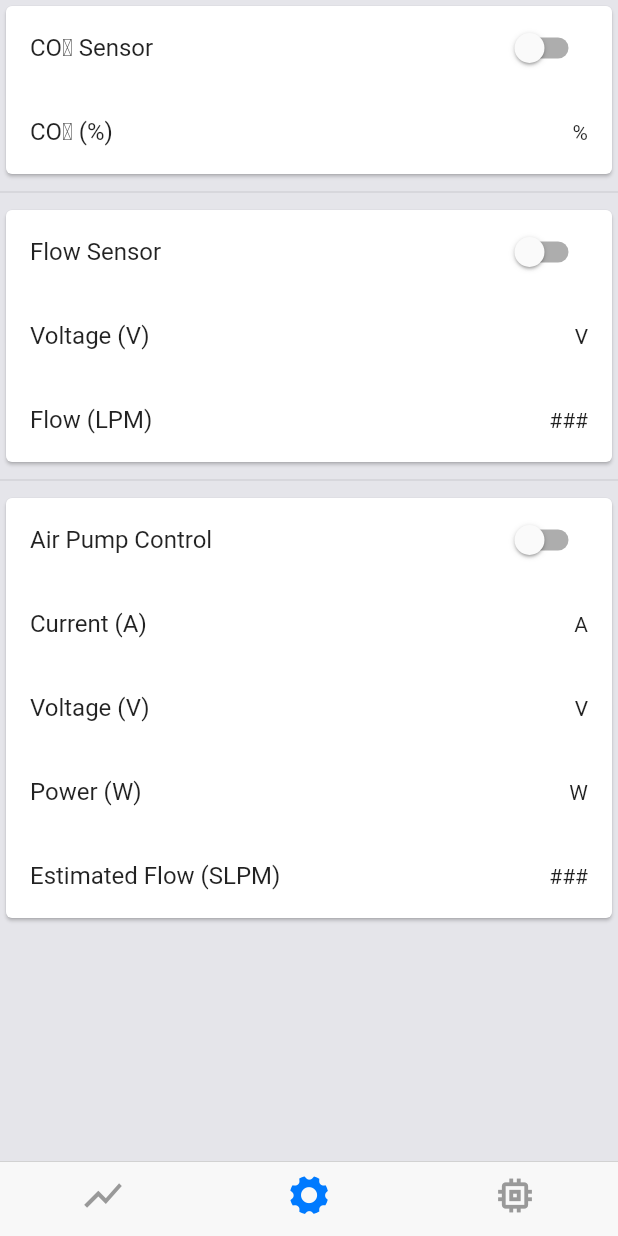
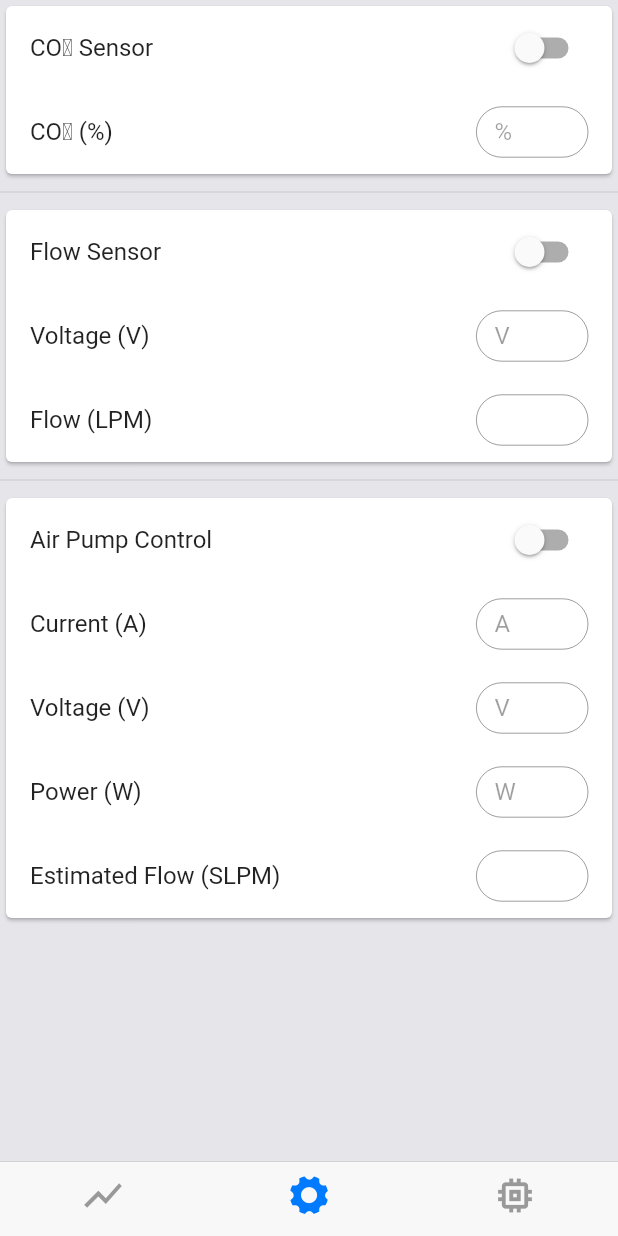
Before and after one commit to philspan/artificial_lung, a Flutter app: the screen it shows after launch, on a phone screen of 412 x 824 dp. Run offline on Flutter 3.47's test engine with Material 2 defaults, Android fonts, the phone set to English and light mode, and no system bars; our stand-ins replace curved_navigation_bar, flutter_blue, get_it; missing offline and left inert: bezier_chart.

Commit message:
modified UI for settings menu for cleaner posting of values

```diff
--- a/lib/co2.dart
+++ b/lib/co2.dart
@@ -38,7 +38,21 @@ class _CO2SensorScreenState extends State<CO2SensorScreen> {
                 ),
                 ListTile(
                   title: Text("CO\u2082 (%)"),
-                    trailing: Text("%"),
+                  trailing: FractionallySizedBox(
+                    widthFactor: .2,
+                    heightFactor: .6,
+                    child: TextField(
+                      enabled: false,
+                      decoration: InputDecoration(
+                        labelText: "%",
+                        border: OutlineInputBorder(
+                          borderRadius: BorderRadius.circular(25.0),
+                          borderSide: BorderSide(),
+                        ),
+                      ),
+                      keyboardType: TextInputType.numberWithOptions(),
+                    ),
+                  ),
                 ),
               ],
             ),
@@ -60,11 +74,38 @@ class _CO2SensorScreenState extends State<CO2SensorScreen> {
                 ),
                 ListTile(
                   title: Text("Voltage (V)"),
-                    trailing: Text(" V"),
+                  trailing: FractionallySizedBox(
+                    widthFactor: .2,
+                    heightFactor: .6,
+                    child: TextField(
+                      enabled: false,
+                      decoration: InputDecoration(
+                        labelText: "V",
+                        border: OutlineInputBorder(
+                          borderRadius: BorderRadius.circular(25.0),
+                          borderSide: BorderSide(),
+                        ),
+                      ),
+                      keyboardType: TextInputType.numberWithOptions(),
+                    ),
+                  ),
                 ),
                 ListTile(
                   title: Text("Flow (LPM)"),
-                    trailing: Text("###"),
+                  trailing: FractionallySizedBox(
+                    widthFactor: .2,
+                    heightFactor: .6,
+                    child: TextField(
+                      enabled: false,
+                      decoration: InputDecoration(
+                        border: OutlineInputBorder(
+                          borderRadius: BorderRadius.circular(25.0),
+                          borderSide: BorderSide(),
+                        ),
+                      ),
+                      keyboardType: TextInputType.numberWithOptions(),
+                    ),
+                  ),
                 ),
               ],
             ),
@@ -86,19 +127,74 @@ class _CO2SensorScreenState extends State<CO2SensorScreen> {
                 ),
                 ListTile(
                   title: Text("Current (A)"),
-                    trailing: Text(" A"),
+                  trailing: FractionallySizedBox(
+                    widthFactor: .2,
+                    heightFactor: .6,
+                    child: TextField(
+                      enabled: false,
+                      decoration: InputDecoration(
+                        labelText: "A",
+                        border: OutlineInputBorder(
+                          borderRadius: BorderRadius.circular(25.0),
+                          borderSide: BorderSide(),
+                        ),
+                      ),
+                      keyboardType: TextInputType.numberWithOptions(),
+                    ),
+                  ),
                 ),
                 ListTile(
                   title: Text("Voltage (V)"),
-                    trailing: Text(" V"),
+                  trailing: FractionallySizedBox(
+                    widthFactor: .2,
+                    heightFactor: .6,
+                    child: TextField(
+                      enabled: false,
+                      decoration: InputDecoration(
+                        labelText: "V",
+                        border: OutlineInputBorder(
+                          borderRadius: BorderRadius.circular(25.0),
+                          borderSide: BorderSide(),
+                        ),
+                      ),
+                      keyboardType: TextInputType.numberWithOptions(),
+                    ),
+                  ),
                 ),
                 ListTile(
                   title: Text("Power (W)"),
-                    trailing: Text(" W"),
+                  trailing: FractionallySizedBox(
+                    widthFactor: .2,
+                    heightFactor: .6,
+                    child: TextField(
+                      enabled: false,
+                      decoration: InputDecoration(
+                        labelText: "W",
+                        border: OutlineInputBorder(
+                          borderRadius: BorderRadius.circular(25.0),
+                          borderSide: BorderSide(),
+                        ),
+                      ),
+                      keyboardType: TextInputType.numberWithOptions(),
+                    ),
+                  ),
                 ),
                 ListTile(
                   title: Text("Estimated Flow (SLPM)"),
-                    trailing: Text("###"),
+                  trailing: FractionallySizedBox(
+                    widthFactor: .2,
+                    heightFactor: .6,
+                    child: TextField(
+                      enabled: false,
+                      decoration: InputDecoration(
+                        border: OutlineInputBorder(
+                          borderRadius: BorderRadius.circular(25.0),
+                          borderSide: BorderSide(),
+                        ),
+                      ),
+                      keyboardType: TextInputType.numberWithOptions(),
+                    ),
+                  ),
                 ),
               ],
             ),
```
Lines whose indentation alone changed are shown as unchanged.
